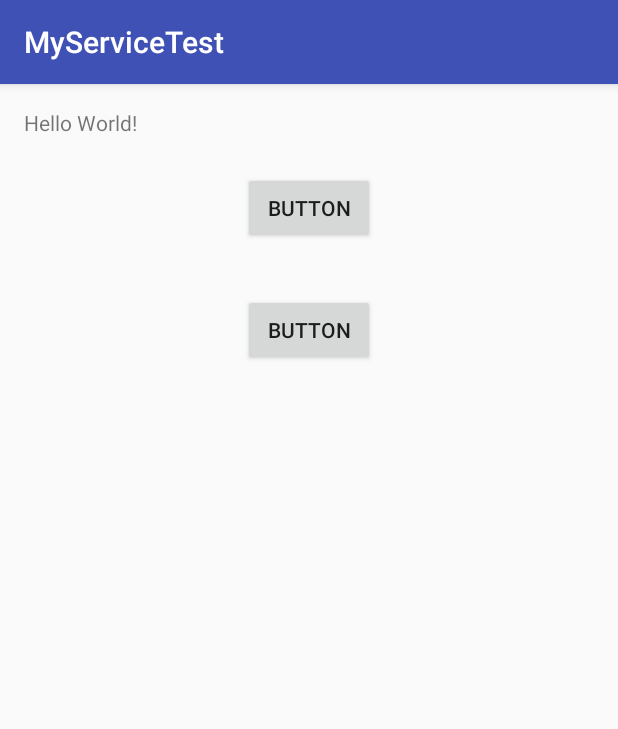
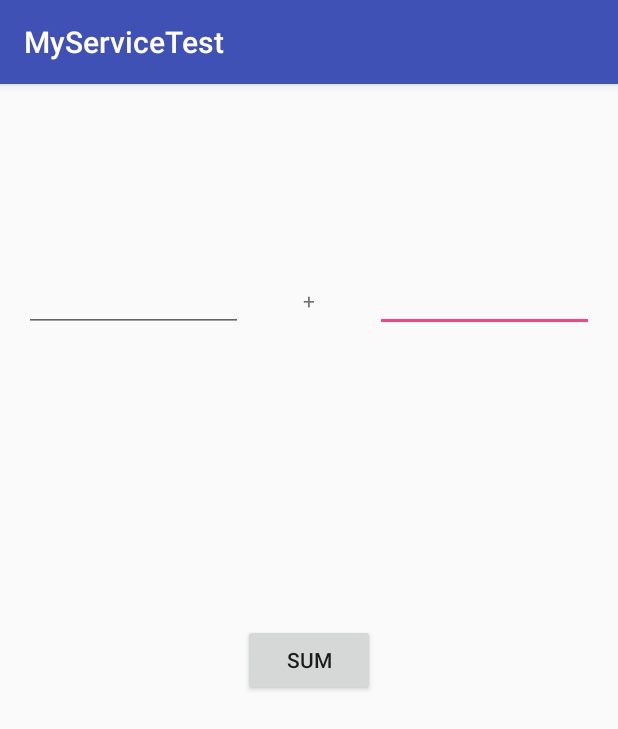
Before and after one commit to YutoKumagai/itarch, an Android app: the screen it shows after launch (MainActivity), on a phone screen of 412 x 824 dp. Shown: the top 729 px of the screen. Run offline under Robolectric (Android 15) with nearby library versions, the phone set to English and light mode, and no system bars; 2 statements that could not run were skipped.

Commit message:
入力された数値をserviceで足し算するアプリを作った

```diff
--- a/app/build.gradle
+++ b/app/build.gradle
@@ -17,6 +17,11 @@ android {
             proguardFiles getDefaultProguardFile('proguard-android.txt'), 'proguard-rules.pro'
         }
     }
+    sourceSets {
+        main {
+            aidl.srcDirs = ['src/main/aidl']
+        }
+    }
 }
 
 dependencies {
--- a/app/src/main/AndroidManifest.xml
+++ b/app/src/main/AndroidManifest.xml
@@ -19,7 +19,11 @@
         <service
             android:name=".MyService"
             android:enabled="true"
-            android:exported="true"></service>
+            android:exported="true">
+            <intent-filter>
+                <action android:name="com.example.yutokumagai.IMyAidlInterface" />
+            </intent-filter>
+        </service>
     </application>
 
 </manifest>
--- a/app/src/main/java/com/example/yutokumagai/myservicetest/MainActivity.java
+++ b/app/src/main/java/com/example/yutokumagai/myservicetest/MainActivity.java
@@ -1,39 +1,96 @@
 package com.example.yutokumagai.myservicetest;
 
+import android.content.ComponentName;
+import android.content.Context;
 import android.content.Intent;
+import android.content.ServiceConnection;
+import android.os.IBinder;
+import android.os.RemoteException;
 import android.support.v7.app.AppCompatActivity;
 import android.os.Bundle;
+import android.util.Log;
 import android.view.View;
 import android.widget.Button;
+import android.widget.EditText;
+import android.widget.TextView;
+import android.widget.Toast;
 
 public class MainActivity extends AppCompatActivity {
 
     Button startButton;
-    Button stopButton;
+    EditText editA;
+    EditText editB;
+    TextView text;
 
-    @Override
+    private IMyAidlInterface myServiceIf;
+    private ServiceConnection ServiceConn = new ServiceConnection(){
+
+        @Override
+        public void onServiceConnected(ComponentName name, IBinder service) {
+            myServiceIf = IMyAidlInterface.Stub.asInterface(service);
+        }
+
+        @Override
+        public void onServiceDisconnected(ComponentName name) {
+            myServiceIf = null;
+        }
+    };
+
+
+        @Override
     public void onCreate(Bundle savedInstanceState) {
         super.onCreate(savedInstanceState);
         setContentView(R.layout.activity_main);
         findViews();
 
+        Log.i("i","onCreate");
+
+        Intent intent = new Intent(MainActivity.this, MyService.class);
+        intent.setAction(IMyAidlInterface.class.getName());
+        intent.setPackage("com.example.yutokumagai.myservicetest");
+        bindService(
+                intent,
+                ServiceConn,
+                Context.BIND_AUTO_CREATE
+        );
+
         startButton.setOnClickListener(new View.OnClickListener(){
             @Override
             public void onClick(View v) {
-                startService(new Intent(getBaseContext(),MyService.class));
+                //startService(new Intent(getBaseContext(),MyService.class));
+
+                try {
+                    int a = Integer.parseInt(editA.getText().toString());
+                    int b = Integer.parseInt(editB.getText().toString());
+                    int sum = myServiceIf.add(a, b);
+                    Log.i("i", String.valueOf(sum));
+                    text.setText(String.valueOf(sum));
+
+                } catch (RemoteException e) {
+                    e.printStackTrace();
+                }
+                catch(NumberFormatException e){
+                    text.setText("数値を入力してください");
+                }
+
             }
         });
 
-        stopButton.setOnClickListener(new View.OnClickListener(){
-            @Override
-            public void onClick(View v) {
-                stopService(new Intent(getBaseContext(),MyService.class));
-            }
-        });
     }
+
+    @Override
+    protected void onDestroy() {
+        super.onDestroy();
+
+        unbindService(ServiceConn);
+        }
+
 
     protected void findViews(){
         startButton = (Button)findViewById(R.id.startButton);
-        stopButton = (Button)findViewById(R.id.stopButton);
+        editA = (EditText)findViewById(R.id.editText1);
+        editB = (EditText)findViewById(R.id.editText2);
+        text = (TextView)findViewById(R.id.sumText);
     }
+
 }
--- a/app/src/main/res/layout/activity_main.xml
+++ b/app/src/main/res/layout/activity_main.xml
@@ -10,28 +10,58 @@
     android:paddingTop="@dimen/activity_vertical_margin"
     tools:context="com.example.yutokumagai.myservicetest.MainActivity">
 
+    <EditText
+        android:layout_width="wrap_content"
+        android:layout_height="wrap_content"
+        android:inputType="textPersonName"
+        android:ems="10"
+        android:id="@+id/editText1"
+        android:layout_alignParentTop="true"
+        android:layout_alignParentRight="true"
+        android:layout_alignParentEnd="true"
+        android:layout_marginTop="104dp"
+        android:layout_toRightOf="@+id/startButton"
+        android:layout_toEndOf="@+id/startButton" />
+
+    <EditText
+        android:layout_width="wrap_content"
+        android:layout_height="wrap_content"
+        android:inputType="textPersonName"
+        android:ems="10"
+        android:id="@+id/editText2"
+        android:layout_alignParentLeft="true"
+        android:layout_alignParentStart="true"
+        android:layout_alignBottom="@+id/editText1"
+        android:layout_toLeftOf="@+id/startButton"
+        android:layout_toStartOf="@+id/startButton" />
+
+    <Button
+        android:text="sum"
+        android:layout_width="wrap_content"
+        android:layout_height="wrap_content"
+        android:id="@+id/startButton"
+        android:layout_centerVertical="true"
+        android:layout_centerHorizontal="true" />
+
+    <TextView
+        android:text="+"
+        android:layout_width="wrap_content"
+        android:layout_height="wrap_content"
+        android:layout_alignBottom="@+id/editText1"
+        android:layout_centerHorizontal="true"
+        android:layout_marginBottom="11dp"
+        android:id="@+id/textView"
+        tools:text="+" />
+
     <TextView
         android:layout_width="wrap_content"
         android:layout_height="wrap_content"
-        android:text="Hello World!"
-        android:id="@+id/textView" />
+        android:id="@+id/sumText"
+        android:layout_below="@+id/startButton"
+        android:layout_alignLeft="@+id/startButton"
+        android:layout_alignStart="@+id/startButton"
+        android:layout_marginTop="41dp"
+        android:layout_alignRight="@+id/startButton"
+        android:layout_alignEnd="@+id/startButton" />
 
-    <Button
-        android:text="Button"
-        android:layout_width="wrap_content"
-        android:layout_height="wrap_content"
-        android:layout_below="@+id/textView"
-        android:layout_centerHorizontal="true"
-        android:layout_marginTop="23dp"
-        android:id="@+id/startButton" />
-
-    <Button
-        android:text="Button"
-        android:layout_width="wrap_content"
-        android:layout_height="wrap_content"
-        android:layout_below="@+id/startButton"
-        android:layout_alignRight="@+id/startButton"
-        android:layout_alignEnd="@+id/startButton"
-        android:layout_marginTop="33dp"
-        android:id="@+id/stopButton" />
 </RelativeLayout>
```
Also changed, not shown: app/src/main/java/com/example/yutokumagai/myservicetest/MyService.java (+16 -2 lines), app/src/main/aidl/com/example/yutokumagai/myservicetest/IMyAidlInterface.aidl (added).
